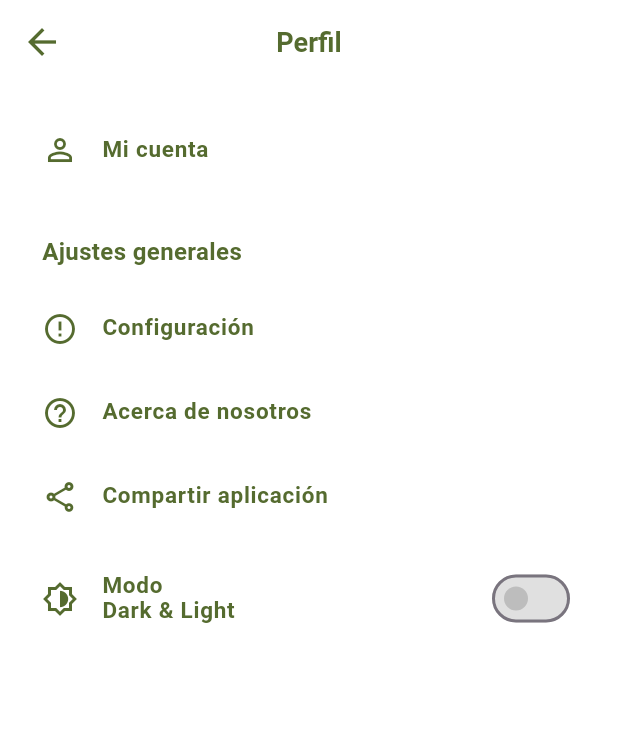
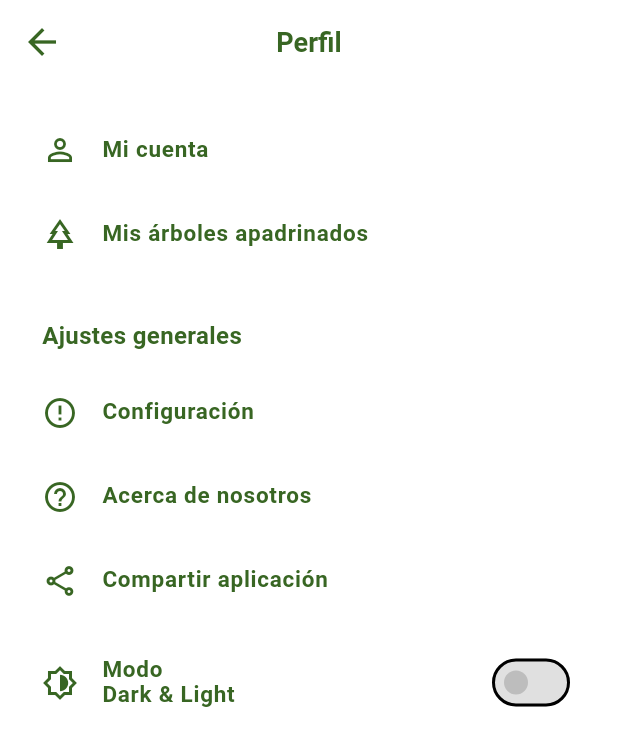
Before and after one commit to EnfermitOwO/Apadrina_un_Arbol, a Flutter app: the PerfilView screen opened directly, on a phone screen of 412 x 824 dp. Shown: the top 746 px of the screen. Run offline on Flutter 3.47's test engine with Material 3 defaults, Android fonts, the phone set to English and light mode, and no system bars; our stand-ins replace google_fonts, image_picker, shared_preferences; accounts and stored records are empty; network calls fail.

Commit message:
Se agrego el apartado de  MI perfil y la redireccion a Mi Perfil

```diff
--- a/lib/views/perfil_view.dart
+++ b/lib/views/perfil_view.dart
@@ -1,38 +1,29 @@
 import 'package:flutter/material.dart';
+import 'package:provider/provider.dart';
 import 'package:apadrina_un_arbol/views/myprofile_view.dart';
+import '../widgets/theme_provider.dart';// Asegúrate de que esta ruta apunte a tu theme_provider.dart
+import '../views/arboles_apadrinados.view.dart'; // O ajusta la ruta según la estructura de tu proyecto
 
-class PerfilView extends StatefulWidget {
+class PerfilView extends StatelessWidget {
   const PerfilView({super.key});
 
   @override
-  State<PerfilView> createState() => _PerfilViewState();
-}
-
-class _PerfilViewState extends State<PerfilView> {
-  // Estado del modo oscuro
-  bool isDarkMode = false;
-
-  @override
   Widget build(BuildContext context) {
-    // Definimos los colores dinámicos según si está activo el modo oscuro
-    final Color colorFondo = isDarkMode ? const Color.fromARGB(255, 49, 47, 47) : Colors.white;
-    final Color colorTextoEIconos = isDarkMode ? const Color.fromARGB(255, 153, 240, 153) : const Color(0xFF556B2F);
+    // Obtenemos el proveedor del tema e información del tema actual
+    final themeProvider = Provider.of<ThemeProvider>(context);
+    final theme = Theme.of(context);
 
     return Scaffold(
-      backgroundColor: colorFondo,
       appBar: AppBar(
-        backgroundColor: colorFondo,
-        elevation: 0,
         leading: IconButton(
-          icon: Icon(Icons.arrow_back, color: colorTextoEIconos, size: 28),
+          icon: const Icon(Icons.arrow_back, size: 28),
           onPressed: () {
             Navigator.of(context).maybePop();
           },
         ),
-        title: Text(
+        title: const Text(
           'Perfil',
           style: TextStyle(
-            color: colorTextoEIconos,
             fontWeight: FontWeight.bold,
             fontSize: 18,
           ),
@@ -42,28 +33,38 @@ class _PerfilViewState extends State<PerfilView> {
       body: ListView(
         padding: const EdgeInsets.symmetric(horizontal: 28.0, vertical: 16.0),
         children: [
-        _buildOptionTile(
+          _buildOptionTile(
+            context: context,
             icon: Icons.person_outline,
             title: 'Mi cuenta',
-            color: colorTextoEIconos,
             onTap: () {
-              // NAVEGACIÓN A LA SECCIÓN DE PERFIL DETALLADO
               Navigator.push(
                 context,
                 MaterialPageRoute(
-                  builder: (context) => const MyProfileView(), // Con M y P mayúsculas
+                  builder: (context) => const MyProfileView(),
                 ),
               );
             },
           ),
-
-
+          _buildOptionTile(
+  context: context,
+  icon: Icons.park_outlined, // Puedes cambiar el icono según corresponda
+  title: 'Mis árboles apadrinados',
+  onTap: () {
+    Navigator.push(
+      context,
+      MaterialPageRoute(
+        builder: (context) => const ArbolesApadrinadosView(),
+      ),
+    );
+  },
+),
           const SizedBox(height: 28),
 
           Text(
             'Ajustes generales',
             style: TextStyle(
-              color: colorTextoEIconos,
+              color: theme.colorScheme.primary,
               fontWeight: FontWeight.bold,
               fontSize: 16,
             ),
@@ -71,54 +72,52 @@ class _PerfilViewState extends State<PerfilView> {
           const SizedBox(height: 12),
 
           _buildOptionTile(
+            context: context,
             icon: Icons.error_outline,
             title: 'Configuración',
-            color: colorTextoEIconos,
             onTap: () {},
           ),
           _buildOptionTile(
+            context: context,
             icon: Icons.help_outline,
             title: 'Acerca de nosotros',
-            color: colorTextoEIconos,
             onTap: () {},
           ),
           _buildOptionTile(
+            context: context,
             icon: Icons.share_outlined,
             title: 'Compartir aplicación',
-            color: colorTextoEIconos,
             onTap: () {},
           ),
 
           const SizedBox(height: 12),
 
-          // Switch de Modo Dark & Light
+          // Switch de Modo Dark & Light conectado al ThemeProvider global
           ListTile(
             contentPadding: EdgeInsets.zero,
             leading: Icon(
               Icons.brightness_6_outlined,
-              color: colorTextoEIconos,
+              color: theme.colorScheme.primary,
               size: 24,
             ),
             title: Text(
               'Modo\nDark & Light',
               style: TextStyle(
-                color: colorTextoEIconos,
+                color: theme.colorScheme.primary,
                 fontWeight: FontWeight.w600,
                 fontSize: 15,
                 height: 1.1,
               ),
             ),
             trailing: Switch(
-              value: isDarkMode,
-              activeThumbColor: colorTextoEIconos,
-              activeTrackColor: colorTextoEIconos.withValues(alpha: 0.4),
+              value: themeProvider.isDarkMode,
+              activeThumbColor: theme.colorScheme.primary,
+              activeTrackColor: theme.colorScheme.primary.withValues(alpha: 0.4),
               inactiveThumbColor: Colors.grey.shade400,
               inactiveTrackColor: Colors.grey.shade300,
               onChanged: (bool value) {
-                // Al presionar el botón, actualizamos el estado y la pantalla cambia de color
-                setState(() {
-                  isDarkMode = value;
-                });
+                // Modifica el estado globalmente y lo guarda localmente
+                themeProvider.toggleTheme(value);
               },
             ),
           ),
@@ -128,22 +127,24 @@ class _PerfilViewState extends State<PerfilView> {
   }
 
   Widget _buildOptionTile({
+    required BuildContext context,
     required IconData icon,
     required String title,
-    required Color color,
     required VoidCallback onTap,
   }) {
+    final theme = Theme.of(context);
+
     return ListTile(
       contentPadding: EdgeInsets.zero,
       leading: Icon(
         icon,
-        color: color,
+        color: theme.colorScheme.primary,
         size: 24,
       ),
       title: Text(
         title,
         style: TextStyle(
-          color: color,
+          color: theme.colorScheme.primary,
           fontWeight: FontWeight.w600,
           fontSize: 15,
         ),
--- /dev/null
+++ b/lib/widgets/theme_provider.dart
@@ -0,0 +1,64 @@
+import 'package:flutter/material.dart';
+import 'package:shared_preferences/shared_preferences.dart';
+
+class ThemeProvider extends ChangeNotifier {
+  static const String _key = 'isDarkMode';
+  bool _isDarkMode = false;
+
+  bool get isDarkMode => _isDarkMode;
+
+  ThemeProvider() {
+    _loadThemeFromPrefs();
+  }
+
+  // Carga la preferencia guardada al abrir la app
+  Future<void> _loadThemeFromPrefs() async {
+    final prefs = await SharedPreferences.getInstance();
+    _isDarkMode = prefs.getBool(_key) ?? false;
+    notifyListeners();
+  }
+
+  // Cambia el tema y lo guarda localmente
+  Future<void> toggleTheme(bool isOn) async {
+    _isDarkMode = isOn;
+    notifyListeners();
+    final prefs = await SharedPreferences.getInstance();
+    await prefs.setBool(_key, isOn);
+  }
+
+  // --- DEFINICIÓN DE TEMAS ---
+
+  static final ThemeData lightTheme = ThemeData(
+    brightness: Brightness.light,
+    scaffoldBackgroundColor: Colors.white,
+    primaryColor: const Color(0xFF386623),
+    colorScheme: const ColorScheme.light(
+      primary: Color(0xFF386623),
+      surface: Colors.white,
+      onSurface: Colors.black87,
+    ),
+    appBarTheme: const AppBarTheme(
+      backgroundColor: Colors.white,
+      elevation: 0,
+      iconTheme: IconThemeData(color: Color(0xFF386623)),
+      titleTextStyle: TextStyle(color: Color(0xFF386623), fontSize: 18, fontWeight: FontWeight.bold),
+    ),
+  );
+
+  static final ThemeData darkTheme = ThemeData(
+    brightness: Brightness.dark,
+    scaffoldBackgroundColor: const Color(0xFF121212),
+    primaryColor: const Color(0xFF8FBC8F),
+    colorScheme: const ColorScheme.dark(
+      primary: Color(0xFF8FBC8F),
+      surface: Color(0xFF1E1E1E),
+      onSurface: Colors.white,
+    ),
+    appBarTheme: const AppBarTheme(
+      backgroundColor: Color(0xFF121212),
+      elevation: 0,
+      iconTheme: IconThemeData(color: Color(0xFF8FBC8F)),
+      titleTextStyle: TextStyle(color: Color(0xFF8FBC8F), fontSize: 18, fontWeight: FontWeight.bold),
+    ),
+  );
+}
--- a/pubspec.yaml
+++ b/pubspec.yaml
@@ -35,6 +35,8 @@ dependencies:
   # The following adds the Cupertino Icons font to your application.
   # Use with the CupertinoIcons class for iOS style icons.
   cupertino_icons: ^1.0.8
+  provider: ^6.1.5+1
+  shared_preferences: ^2.5.5
 
 dev_dependencies:
   flutter_test:
```
Also changed, not shown: lib/main.dart (+42 -41 lines), lib/views/arboles_apadrinados.view.dart (added, +241 -0 lines), lib/views/myprofile_view.dart (+88 -52 lines), pubspec.lock, 1 other file.
